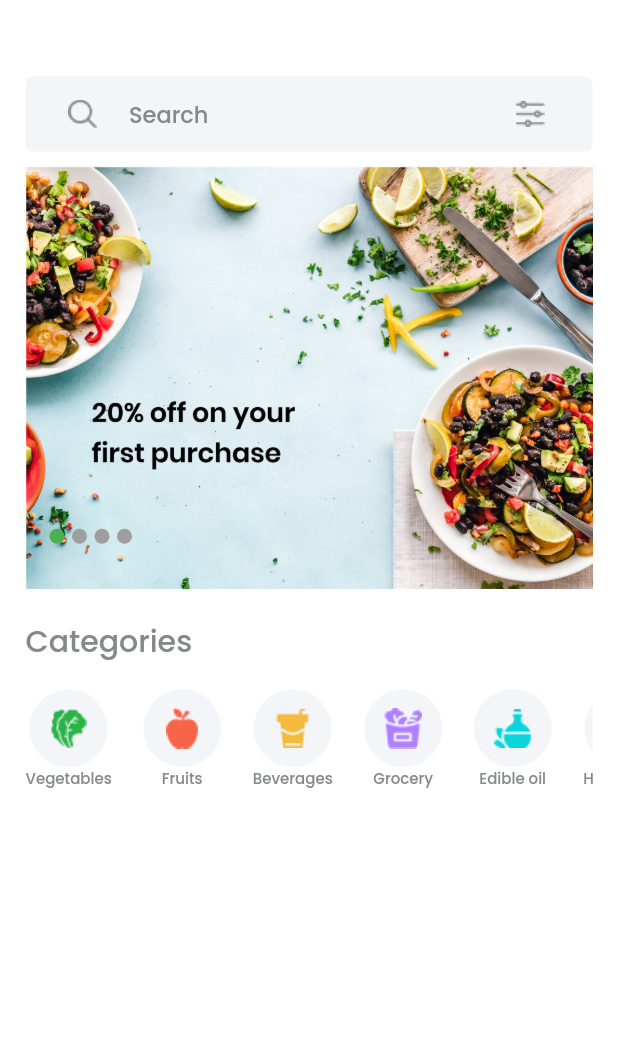
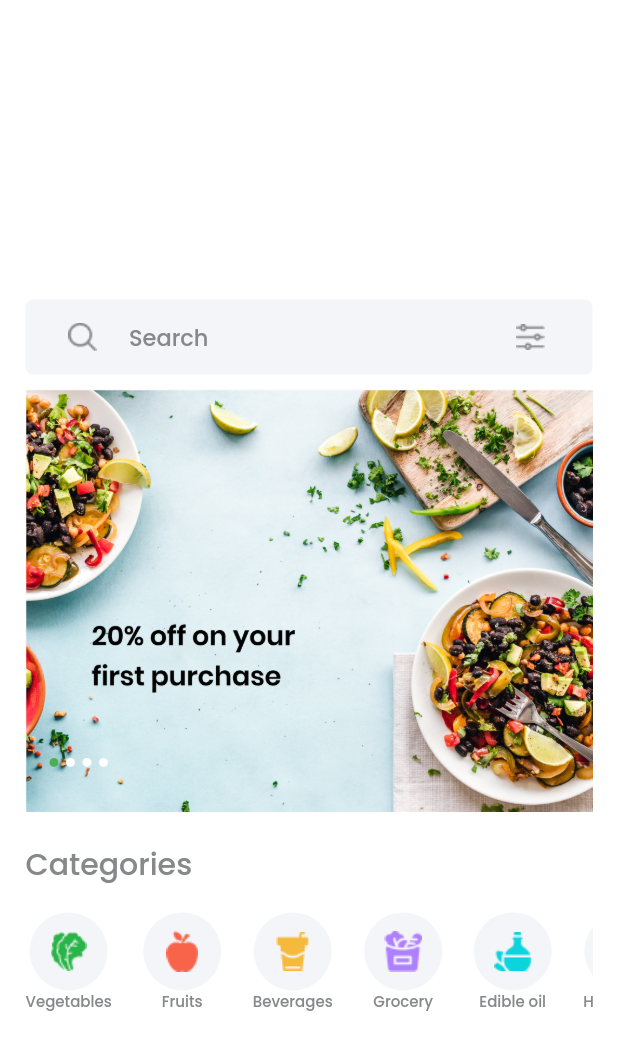
Before and after one commit to hammadkahn/E-Commerce-App, a Flutter app: the Home screen opened directly, on a phone screen of 412 x 824 dp. Shown: the top 1050 px of the screen. Run offline on Flutter 3.47's test engine with Material 2 defaults, Android fonts, the phone set to English and light mode, and no system bars; drawn by our look-alikes of carousel_slider, smooth_page_indicator; our stand-ins replace flutter_switch.

Commit message:
home in progress

```diff
--- a/lib/Screens/home.dart
+++ b/lib/Screens/home.dart
@@ -1,10 +1,11 @@
 import 'package:flutter/Material.dart';
 import 'package:flutter/material.dart';
 import 'package:carousel_slider/carousel_slider.dart';
-import 'package:flutter/rendering.dart';
 import 'package:smooth_page_indicator/smooth_page_indicator.dart';
 
 class Home extends StatefulWidget {
+  const Home({Key? key}) : super(key: key);
+
   @override
   State<Home> createState() => _HomeState();
 }
@@ -17,9 +18,9 @@ class _HomeState extends State<Home> {
         count: 4,
         effect: const WormEffect(
           activeDotColor: Colors.green,
-          dotColor: Colors.grey,
-          dotHeight: 10,
-          dotWidth: 10,
+          dotColor: Colors.white,
+          dotHeight: 6,
+          dotWidth: 6,
           spacing: 5,
         ),
       );
@@ -35,6 +36,8 @@ class _HomeState extends State<Home> {
         body: Center(
           child: Padding(
             padding: const EdgeInsets.only(left: 17, right: 17),
+            child: SingleChildScrollView(
+              scrollDirection: Axis.vertical,
               child: Column(
                 mainAxisAlignment: MainAxisAlignment.start,
                 crossAxisAlignment: CrossAxisAlignment.start,
@@ -150,11 +153,12 @@ class _HomeState extends State<Home> {
                                     //1
                                     width: 52,
                                     height: 52,
-                                  decoration: BoxDecoration(
-                                      color: const Color(0xffF4F5F9),
+                                    decoration: const BoxDecoration(
+                                        color: Color(0xffF4F5F9),
                                         shape: BoxShape.circle),
-                                  child: Image.asset('assets/images/veg.png')),
-                              Text("Vegetables",
+                                    child:
+                                        Image.asset('assets/images/veg.png')),
+                                const Text("Vegetables",
                                     style: TextStyle(
                                         fontSize: 10,
                                         fontWeight: FontWeight.w500,
@@ -170,12 +174,13 @@ class _HomeState extends State<Home> {
                                     //1
                                     width: 52,
                                     height: 52,
-                                  decoration: BoxDecoration(
-                                      color: const Color(0xffF4F5F9),
+                                    decoration: const BoxDecoration(
+                                        color: Color(0xffF4F5F9),
                                         shape: BoxShape.circle),
-                                  child: Image.asset('assets/images/fruit.png'),
+                                    child:
+                                        Image.asset('assets/images/fruit.png'),
                                   ),
-                                Text("Fruits",
+                                  const Text("Fruits",
                                       style: TextStyle(
                                           fontSize: 10,
                                           fontWeight: FontWeight.w500,
@@ -217,8 +222,8 @@ class _HomeState extends State<Home> {
                                     decoration: BoxDecoration(
                                         color: const Color(0xffF4F5F9),
                                         shape: BoxShape.circle),
-                                  child:
-                                      Image.asset('assets/images/grocery.png'),
+                                    child: Image.asset(
+                                        'assets/images/grocery.png'),
                                   ),
                                   Text("Grocery",
                                       style: TextStyle(
@@ -262,7 +267,8 @@ class _HomeState extends State<Home> {
                                     decoration: BoxDecoration(
                                         color: const Color(0xffF4F5F9),
                                         shape: BoxShape.circle),
-                                  child: Image.asset('assets/images/hold.png'),
+                                    child:
+                                        Image.asset('assets/images/hold.png'),
                                   ),
                                   Text("Household",
                                       style: TextStyle(
@@ -281,6 +287,7 @@ class _HomeState extends State<Home> {
             ),
           ),
         ),
+      ),
     );
   }
 }
--- a/lib/Screens/login.dart
+++ b/lib/Screens/login.dart
@@ -1,5 +1,3 @@
-import 'dart:ui';
-
 import 'package:e_commerce/Screens/signup.dart';
 import 'package:flutter/material.dart';
 import 'package:flutter_switch/flutter_switch.dart';
```
Lines whose indentation alone changed are shown as unchanged.
